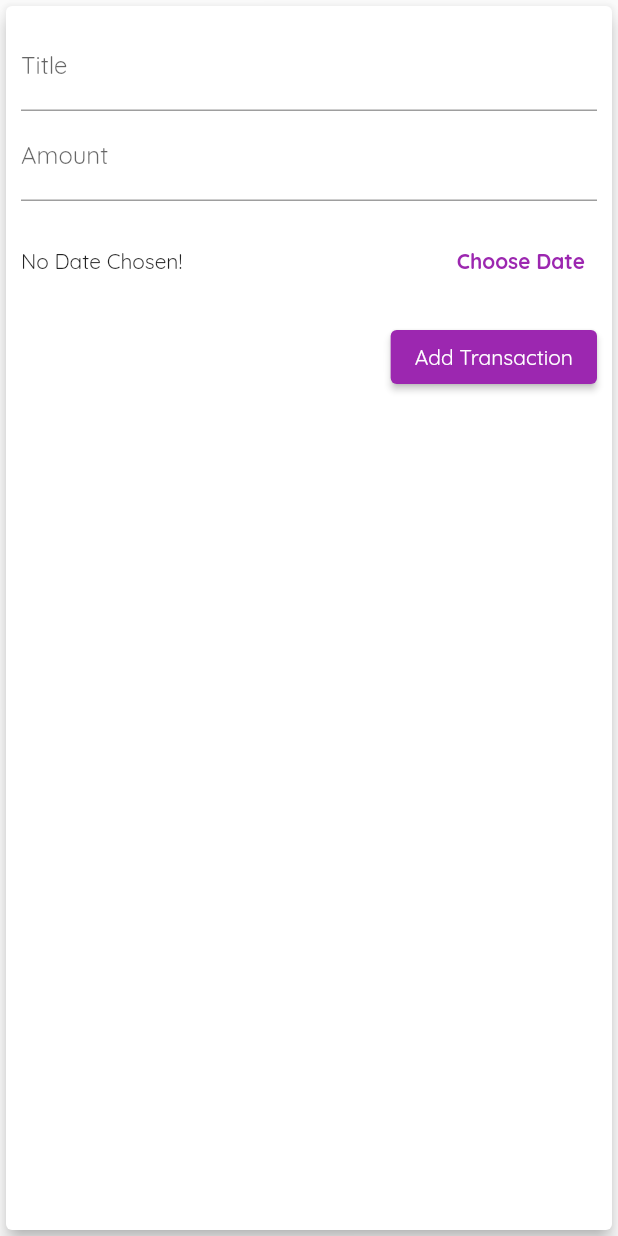
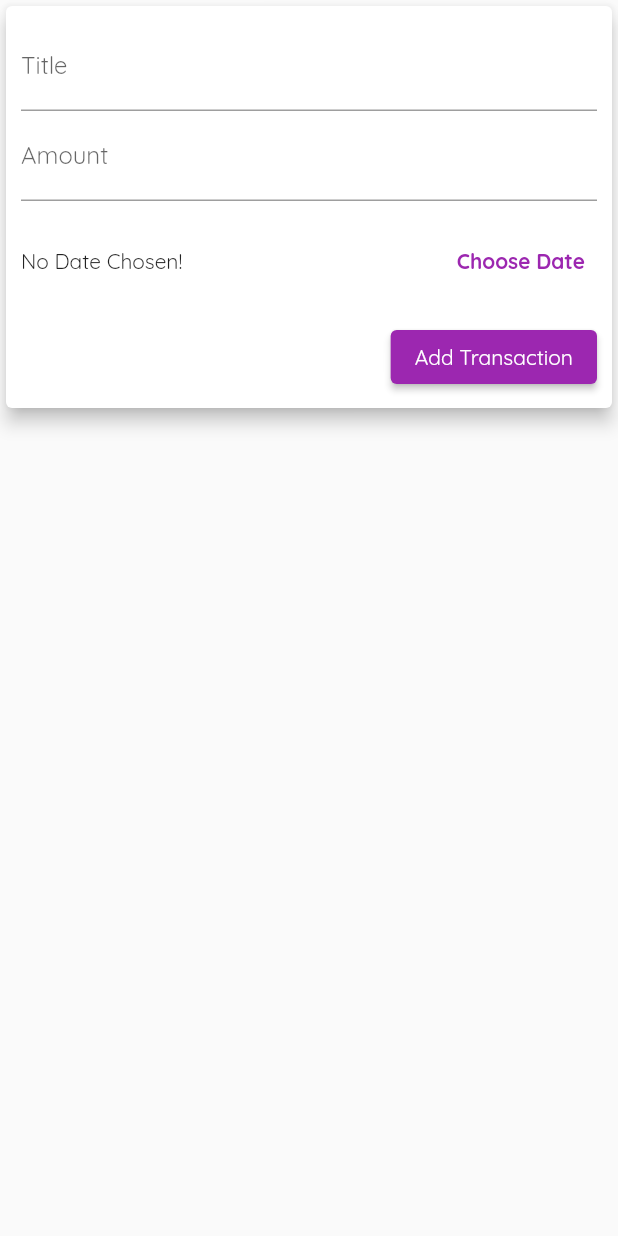
Before and after one commit to akhildevj/flutter-expense-track-app, a Flutter app: the NewTransaction widget shown alone on an empty page, opened directly with empty values, on a phone screen of 412 x 824 dp. Run offline on Flutter 3.47's test engine with Material 2 defaults, Android fonts, the phone set to English and light mode, and no system bars.

Commit message:
Implemented Responsive optimizations

```diff
--- a/lib/widgets/new_transaction.dart
+++ b/lib/widgets/new_transaction.dart
@@ -46,11 +46,17 @@ class _NewTransactionState extends State<NewTransaction> {
 
   @override
   Widget build(BuildContext context) {
-    return Card(
+    return SingleChildScrollView(
+      child: Card(
         elevation: 5,
         child: Container(
-          padding: const EdgeInsets.all(10),
-          child: Column(crossAxisAlignment: CrossAxisAlignment.end, children: [
+            padding: EdgeInsets.only(
+                top: 10,
+                right: 10,
+                left: 10,
+                bottom: MediaQuery.of(context).viewInsets.bottom + 10),
+            child:
+                Column(crossAxisAlignment: CrossAxisAlignment.end, children: [
               TextField(
                 decoration: const InputDecoration(labelText: "Title"),
                 controller: _titleController,
@@ -86,6 +92,7 @@ class _NewTransactionState extends State<NewTransaction> {
                     "Add Transaction",
                   ))
             ])),
+      ),
     );
   }
 }
```
Also changed, not shown: lib/main.dart (+8 -8 lines), lib/widgets/transaction_list.dart (+18 -6 lines). Lines whose indentation alone changed are shown as unchanged.
